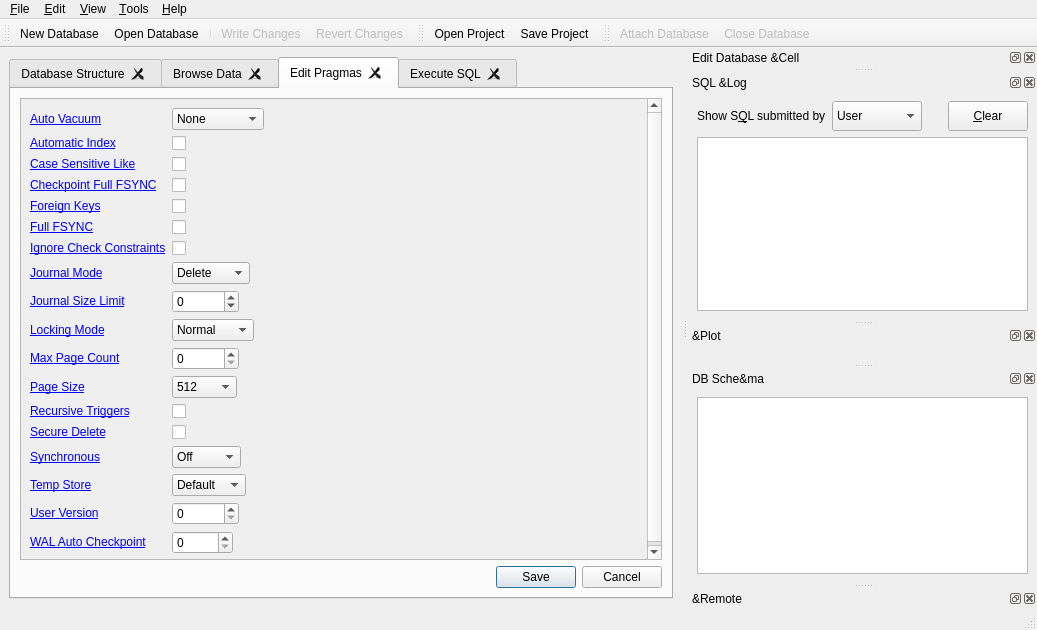
sqlitebrowser/sqlitebrowser, file src/MainWindow.ui: the form before one commit.
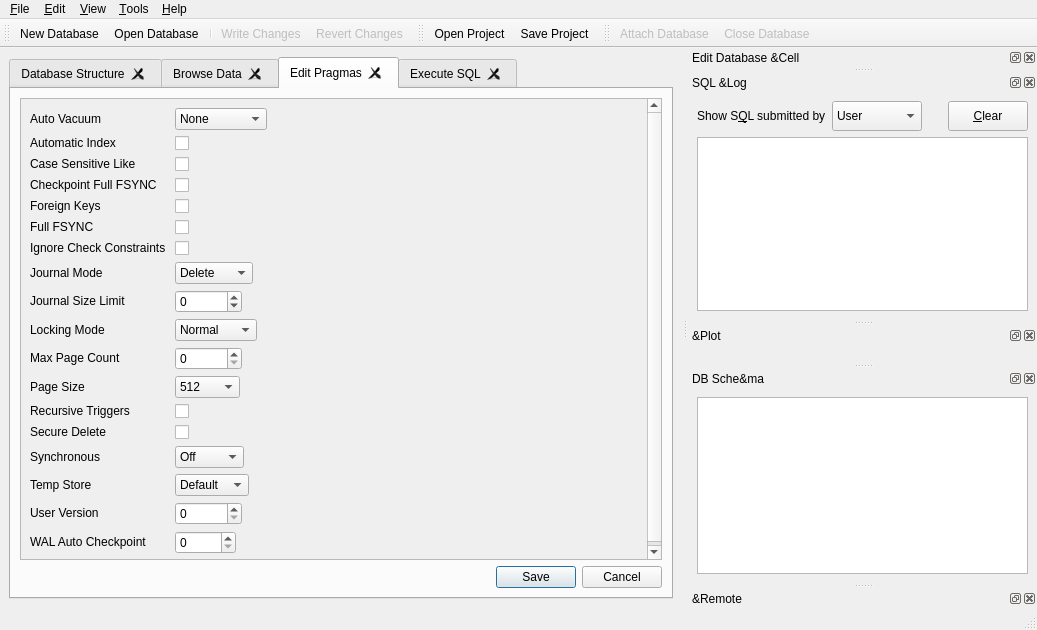
The form after the commit. The open tabs and pages were chosen to show the change. Icons and pictures are not drawn. Custom widgets are drawn as their Qt base class.

Commit message:
Replace link style from pragma labels to an embedded icon with link
Even after having removed the hard-coded style from the link texts, this
combination of hyperlink over regular window background is not giving good
results in some dark theme colours. It is uncommon to have this combination
in GUI applications.

The link in the label has been replaced by a link in an embedded icon.

In order to be still recognisable as a link (apart from the hand icon) the
link hover signal is connected to a slot showing the link in the status bar
for 5 seconds.

See issue #1493

Patch:
```diff
--- a/src/MainWindow.ui
+++ b/src/MainWindow.ui
@@ -471,7 +471,7 @@
             <item row="0" column="0">
              <widget class="QLabel" name="labelPragmaAutoVacuum">
               <property name="text">
-               <string notr="true">&lt;html&gt;&lt;head/&gt;&lt;body&gt;&lt;p&gt;&lt;a href=&quot;http://www.sqlite.org/pragma.html#pragma_auto_vacuum&quot;&gt;Auto Vacuum&lt;/a&gt;&lt;/p&gt;&lt;/body&gt;&lt;/html&gt;</string>
+               <string notr="true">&lt;html&gt;&lt;head/&gt;&lt;body&gt;&lt;p&gt;Auto Vacuum &lt;a href=&quot;http://www.sqlite.org/pragma.html#pragma_auto_vacuum&quot;&gt;&lt;img src=&quot;:/icons/whatis&quot;/&gt;&lt;/a&gt;&lt;/p&gt;&lt;/body&gt;&lt;/html&gt;</string>
               </property>
               <property name="openExternalLinks">
                <bool>true</bool>
@@ -506,7 +506,7 @@
             <item row="1" column="0">
              <widget class="QLabel" name="labelPragmaAutomaticIndex">
               <property name="text">
-               <string notr="true">&lt;html&gt;&lt;head/&gt;&lt;body&gt;&lt;p&gt;&lt;a href=&quot;http://www.sqlite.org/pragma.html#pragma_automatic_index&quot;&gt;Automatic Index&lt;/a&gt;&lt;/p&gt;&lt;/body&gt;&lt;/html&gt;</string>
+               <string notr="true">&lt;html&gt;&lt;head/&gt;&lt;body&gt;&lt;p&gt;Automatic Index &lt;a href=&quot;http://www.sqlite.org/pragma.html#pragma_automatic_index&quot;&gt;&lt;img src=&quot;:/icons/whatis&quot;/&gt;&lt;/a&gt;&lt;/p&gt;&lt;/body&gt;&lt;/html&gt;</string>
               </property>
               <property name="openExternalLinks">
                <bool>true</bool>
@@ -526,7 +526,7 @@
             <item row="2" column="0">
              <widget class="QLabel" name="labelPragmaCaseSensitiveLike">
               <property name="text">
-               <string>&lt;html&gt;&lt;head/&gt;&lt;body&gt;&lt;p&gt;&lt;a href=&quot;https://www.sqlite.org/pragma.html#pragma_case_sensitive_like&quot;&gt;Case Sensitive Like&lt;/a&gt;&lt;/p&gt;&lt;/body&gt;&lt;/html&gt;</string>
+               <string notr="true">&lt;html&gt;&lt;head/&gt;&lt;body&gt;&lt;p&gt;Case Sensitive Like &lt;a href=&quot;https://www.sqlite.org/pragma.html#pragma_case_sensitive_like&quot;&gt;&lt;img src=&quot;:/icons/whatis&quot;/&gt;&lt;/a&gt;&lt;/a&gt;&lt;/p&gt;&lt;/body&gt;&lt;/html&gt;</string>
               </property>
               <property name="openExternalLinks">
                <bool>true</bool>
@@ -549,7 +549,7 @@
             <item row="3" column="0">
              <widget class="QLabel" name="labelPragmaCheckpointFullFsync">
               <property name="text">
-               <string notr="true">&lt;html&gt;&lt;head/&gt;&lt;body&gt;&lt;p&gt;&lt;a href=&quot;http://www.sqlite.org/pragma.html#pragma_checkpoint_fullfsync&quot;&gt;Checkpoint Full FSYNC&lt;/a&gt;&lt;/p&gt;&lt;/body&gt;&lt;/html&gt;</string>
+               <string notr="true">&lt;html&gt;&lt;head/&gt;&lt;body&gt;&lt;p&gt;Checkpoint Full FSYNC &lt;a href=&quot;https://www.sqlite.org/pragma.html#pragma_checkpoint_fullfsync&quot;&gt;&lt;img src=&quot;:/icons/whatis&quot;/&gt;&lt;/a&gt;&lt;/a&gt;&lt;/p&gt;&lt;/body&gt;&lt;/html&gt;</string>
               </property>
               <property name="openExternalLinks">
                <bool>true</bool>
@@ -569,7 +569,7 @@
             <item row="4" column="0">
              <widget class="QLabel" name="labelPragmaForeignKeys">
               <property name="text">
-               <string notr="true">&lt;html&gt;&lt;head/&gt;&lt;body&gt;&lt;p&gt;&lt;a href=&quot;http://www.sqlite.org/pragma.html#pragma_foreign_keys&quot;&gt;Foreign Keys&lt;/a&gt;&lt;/p&gt;&lt;/body&gt;&lt;/html&gt;</string>
+               <string notr="true">&lt;html&gt;&lt;head/&gt;&lt;body&gt;&lt;p&gt;Foreign Keys &lt;a href=&quot;https://www.sqlite.org/pragma.html#pragma_foreign_keys&quot;&gt;&lt;img src=&quot;:/icons/whatis&quot;/&gt;&lt;/a&gt;&lt;/a&gt;&lt;/p&gt;&lt;/body&gt;&lt;/html&gt;</string>
               </property>
               <property name="openExternalLinks">
                <bool>true</bool>
@@ -589,7 +589,7 @@
             <item row="5" column="0">
              <widget class="QLabel" name="labelPragmaFullFsync">
               <property name="text">
-               <string notr="true">&lt;html&gt;&lt;head/&gt;&lt;body&gt;&lt;p&gt;&lt;a href=&quot;http://www.sqlite.org/pragma.html#pragma_fullfsync&quot;&gt;Full FSYNC&lt;/a&gt;&lt;/p&gt;&lt;/body&gt;&lt;/html&gt;</string>
+               <string notr="true">&lt;html&gt;&lt;head/&gt;&lt;body&gt;&lt;p&gt;Full FSYNC &lt;a href=&quot;https://www.sqlite.org/pragma.html#pragma_fullfsync&quot;&gt;&lt;img src=&quot;:/icons/whatis&quot;/&gt;&lt;/a&gt;&lt;/a&gt;&lt;/p&gt;&lt;/body&gt;&lt;/html&gt;</string>
               </property>
               <property name="openExternalLinks">
                <bool>true</bool>
@@ -609,7 +609,7 @@
             <item row="6" column="0">
              <widget class="QLabel" name="labelPragmaIgnoreCheckConstraints">
               <property name="text">
-               <string notr="true">&lt;html&gt;&lt;head/&gt;&lt;body&gt;&lt;p&gt;&lt;a href=&quot;http://www.sqlite.org/pragma.html#pragma_ignore_check_constraints&quot;&gt;Ignore Check Constraints&lt;/a&gt;&lt;/p&gt;&lt;/body&gt;&lt;/html&gt;</string>
+               <string notr="true">&lt;html&gt;&lt;head/&gt;&lt;body&gt;&lt;p&gt;Ignore Check Constraints &lt;a href=&quot;https://www.sqlite.org/pragma.html#pragma_ignore_check_constraints&quot;&gt;&lt;img src=&quot;:/icons/whatis&quot;/&gt;&lt;/a&gt;&lt;/a&gt;&lt;/p&gt;&lt;/body&gt;&lt;/html&gt;</string>
               </property>
               <property name="openExternalLinks">
                <bool>true</bool>
@@ -629,7 +629,7 @@
             <item row="7" column="0">
              <widget class="QLabel" name="labelPragmaJournalMode">
               <property name="text">
-               <string notr="true">&lt;html&gt;&lt;head/&gt;&lt;body&gt;&lt;p&gt;&lt;a href=&quot;http://www.sqlite.org/pragma.html#pragma_journal_mode&quot;&gt;Journal Mode&lt;/a&gt;&lt;/p&gt;&lt;/body&gt;&lt;/html&gt;</string>
+               <string notr="true">&lt;html&gt;&lt;head/&gt;&lt;body&gt;&lt;p&gt;Journal Mode &lt;a href=&quot;https://www.sqlite.org/pragma.html#pragma_journal_mode&quot;&gt;&lt;img src=&quot;:/icons/whatis&quot;/&gt;&lt;/a&gt;&lt;/a&gt;&lt;/p&gt;&lt;/body&gt;&lt;/html&gt;</string>
               </property>
               <property name="openExternalLinks">
                <bool>true</bool>
@@ -676,7 +676,7 @@
             <item row="8" column="0">
              <widget class="QLabel" name="labelJournalSizeLimit">
               <property name="text">
-               <string notr="true">&lt;html&gt;&lt;head/&gt;&lt;body&gt;&lt;p&gt;&lt;a href=&quot;http://www.sqlite.org/pragma.html#pragma_journal_size_limit&quot;&gt;Journal Size Limit&lt;/a&gt;&lt;/p&gt;&lt;/body&gt;&lt;/html&gt;</string>
+               <string notr="true">&lt;html&gt;&lt;head/&gt;&lt;body&gt;&lt;p&gt;Journal Size Limit &lt;a href=&quot;https://www.sqlite.org/pragma.html#pragma_journal_size_limit&quot;&gt;&lt;img src=&quot;:/icons/whatis&quot;/&gt;&lt;/a&gt;&lt;/a&gt;&lt;/p&gt;&lt;/body&gt;&lt;/html&gt;</string>
               </property>
               <property name="openExternalLinks">
                <bool>true</bool>
@@ -699,7 +699,7 @@
             <item row="9" column="0">
              <widget class="QLabel" name="labelPragmaLockingMode">
               <property name="text">
-               <string notr="true">&lt;html&gt;&lt;head/&gt;&lt;body&gt;&lt;p&gt;&lt;a href=&quot;http://www.sqlite.org/pragma.html#pragma_locking_mode&quot;&gt;Locking Mode&lt;/a&gt;&lt;/p&gt;&lt;/body&gt;&lt;/html&gt;</string>
+               <string notr="true">&lt;html&gt;&lt;head/&gt;&lt;body&gt;&lt;p&gt;Locking Mode &lt;a href=&quot;https://www.sqlite.org/pragma.html#pragma_locking_mode&quot;&gt;&lt;img src=&quot;:/icons/whatis&quot;/&gt;&lt;/a&gt;&lt;/a&gt;&lt;/p&gt;&lt;/body&gt;&lt;/html&gt;</string>
               </property>
               <property name="openExternalLinks">
                <bool>true</bool>
@@ -726,7 +726,7 @@
             <item row="10" column="0">
              <widget class="QLabel" name="labelPragmaMaxPageCount">
               <property name="text">
-               <string notr="true">&lt;html&gt;&lt;head/&gt;&lt;body&gt;&lt;p&gt;&lt;a href=&quot;http://www.sqlite.org/pragma.html#pragma_max_page_count&quot;&gt;Max Page Count&lt;/a&gt;&lt;/p&gt;&lt;/body&gt;&lt;/html&gt;</string>
+               <string notr="true">&lt;html&gt;&lt;head/&gt;&lt;body&gt;&lt;p&gt;Max Page Count &lt;a href=&quot;https://www.sqlite.org/pragma.html#pragma_max_page_count&quot;&gt;&lt;img src=&quot;:/icons/whatis&quot;/&gt;&lt;/a&gt;&lt;/a&gt;&lt;/p&gt;&lt;/body&gt;&lt;/html&gt;</string>
               </property>
               <property name="openExternalLinks">
                <bool>true</bool>
@@ -746,7 +746,7 @@
             <item row="11" column="0">
              <widget class="QLabel" name="labelPragmaPageSize">
               <property name="text">
-               <string notr="true">&lt;html&gt;&lt;head/&gt;&lt;body&gt;&lt;p&gt;&lt;a href=&quot;http://www.sqlite.org/pragma.html#pragma_page_size&quot;&gt;Page Size&lt;/a&gt;&lt;/p&gt;&lt;/body&gt;&lt;/html&gt;</string>
+               <string notr="true">&lt;html&gt;&lt;head/&gt;&lt;body&gt;&lt;p&gt;Page Size &lt;a href=&quot;https://www.sqlite.org/pragma.html#pragma_page_size&quot;&gt;&lt;img src=&quot;:/icons/whatis&quot;/&gt;&lt;/a&gt;&lt;/a&gt;&lt;/p&gt;&lt;/body&gt;&lt;/html&gt;</string>
               </property>
               <property name="openExternalLinks">
                <bool>true</bool>
@@ -803,7 +803,7 @@
             <item row="12" column="0">
              <widget class="QLabel" name="labelPragmaRecursiveTriggers">
               <property name="text">
-               <string notr="true">&lt;html&gt;&lt;head/&gt;&lt;body&gt;&lt;p&gt;&lt;a href=&quot;http://www.sqlite.org/pragma.html#pragma_recursive_triggers&quot;&gt;Recursive Triggers&lt;/a&gt;&lt;/p&gt;&lt;/body&gt;&lt;/html&gt;</string>
+               <string notr="true">&lt;html&gt;&lt;head/&gt;&lt;body&gt;&lt;p&gt;Recursive Triggers &lt;a href=&quot;https://www.sqlite.org/pragma.html#pragma_recursive_triggers&quot;&gt;&lt;img src=&quot;:/icons/whatis&quot;/&gt;&lt;/a&gt;&lt;/a&gt;&lt;/p&gt;&lt;/body&gt;&lt;/html&gt;</string>
               </property>
               <property name="openExternalLinks">
                <bool>true</bool>
@@ -823,7 +823,7 @@
             <item row="13" column="0">
              <widget class="QLabel" name="labelPragmaSecureDelete">
               <property name="text">
-               <string notr="true">&lt;html&gt;&lt;head/&gt;&lt;body&gt;&lt;p&gt;&lt;a href=&quot;http://www.sqlite.org/pragma.html#pragma_secure_delete&quot;&gt;Secure Delete&lt;/a&gt;&lt;/p&gt;&lt;/body&gt;&lt;/html&gt;</string>
+               <string notr="true">&lt;html&gt;&lt;head/&gt;&lt;body&gt;&lt;p&gt;Secure Delete &lt;a href=&quot;https://www.sqlite.org/pragma.html#pragma_secure_delete&quot;&gt;&lt;img src=&quot;:/icons/whatis&quot;/&gt;&lt;/a&gt;&lt;/a&gt;&lt;/p&gt;&lt;/body&gt;&lt;/html&gt;</string>
               </property>
               <property name="openExternalLinks">
                <bool>true</bool>
@@ -843,7 +843,7 @@
             <item row="14" column="0">
              <widget class="QLabel" name="labelPragmaSynchronous">
               <property name="text">
-               <string notr="true">&lt;html&gt;&lt;head/&gt;&lt;body&gt;&lt;p&gt;&lt;a href=&quot;http://www.sqlite.org/pragma.html#pragma_synchronous&quot;&gt;Synchronous&lt;/a&gt;&lt;/p&gt;&lt;/body&gt;&lt;/html&gt;</string>
+               <string notr="true">&lt;html&gt;&lt;head/&gt;&lt;body&gt;&lt;p&gt;Synchronous &lt;a href=&quot;https://www.sqlite.org/pragma.html#pragma_synchronous&quot;&gt;&lt;img src=&quot;:/icons/whatis&quot;/&gt;&lt;/a&gt;&lt;/a&gt;&lt;/p&gt;&lt;/body&gt;&lt;/html&gt;</string>
               </property>
               <property name="openExternalLinks">
                <bool>true</bool>
@@ -875,7 +875,7 @@
             <item row="15" column="0">
              <widget class="QLabel" name="labelPragmaTempStore">
               <property name="text">
-               <string notr="true">&lt;html&gt;&lt;head/&gt;&lt;body&gt;&lt;p&gt;&lt;a href=&quot;http://www.sqlite.org/pragma.html#pragma_temp_store&quot;&gt;Temp Store&lt;/a&gt;&lt;/p&gt;&lt;/body&gt;&lt;/html&gt;</string>
+               <string notr="true">&lt;html&gt;&lt;head/&gt;&lt;body&gt;&lt;p&gt;Temp Store &lt;a href=&quot;https://www.sqlite.org/pragma.html#pragma_temp_store&quot;&gt;&lt;img src=&quot;:/icons/whatis&quot;/&gt;&lt;/a&gt;&lt;/a&gt;&lt;/p&gt;&lt;/body&gt;&lt;/html&gt;</string>
               </property>
               <property name="openExternalLinks">
                <bool>true</bool>
@@ -907,7 +907,7 @@
             <item row="16" column="0">
              <widget class="QLabel" name="labelPragmaUserVersion">
               <property name="text">
-               <string notr="true">&lt;html&gt;&lt;head/&gt;&lt;body&gt;&lt;p&gt;&lt;a href=&quot;http://www.sqlite.org/pragma.html#pragma_user_version&quot;&gt;User Version&lt;/a&gt;&lt;/p&gt;&lt;/body&gt;&lt;/html&gt;</string>
+               <string notr="true">&lt;html&gt;&lt;head/&gt;&lt;body&gt;&lt;p&gt;User Version &lt;a href=&quot;https://www.sqlite.org/pragma.html#pragma_user_version&quot;&gt;&lt;img src=&quot;:/icons/whatis&quot;/&gt;&lt;/a&gt;&lt;/a&gt;&lt;/p&gt;&lt;/body&gt;&lt;/html&gt;</string>
               </property>
               <property name="openExternalLinks">
                <bool>true</bool>
@@ -927,7 +927,7 @@
             <item row="17" column="0">
              <widget class="QLabel" name="labelPragmaWalAutoCheckpoint">
               <property name="text">
-               <string notr="true">&lt;html&gt;&lt;head/&gt;&lt;body&gt;&lt;p&gt;&lt;a href=&quot;http://www.sqlite.org/pragma.html#pragma_wal_autocheckpoint&quot;&gt;WAL Auto Checkpoint&lt;/a&gt;&lt;/p&gt;&lt;/body&gt;&lt;/html&gt;</string>
+               <string notr="true">&lt;html&gt;&lt;head/&gt;&lt;body&gt;&lt;p&gt;WAL Auto Checkpoint &lt;a href=&quot;https://www.sqlite.org/pragma.html#pragma_wal_autocheckpoint&quot;&gt;&lt;img src=&quot;:/icons/whatis&quot;/&gt;&lt;/a&gt;&lt;/a&gt;&lt;/p&gt;&lt;/body&gt;&lt;/html&gt;</string>
               </property>
               <property name="openExternalLinks">
                <bool>true</bool>
```
Left out of the diff: 304 changed lines with no effect on the pictures. The commit also changes 2 other files.
